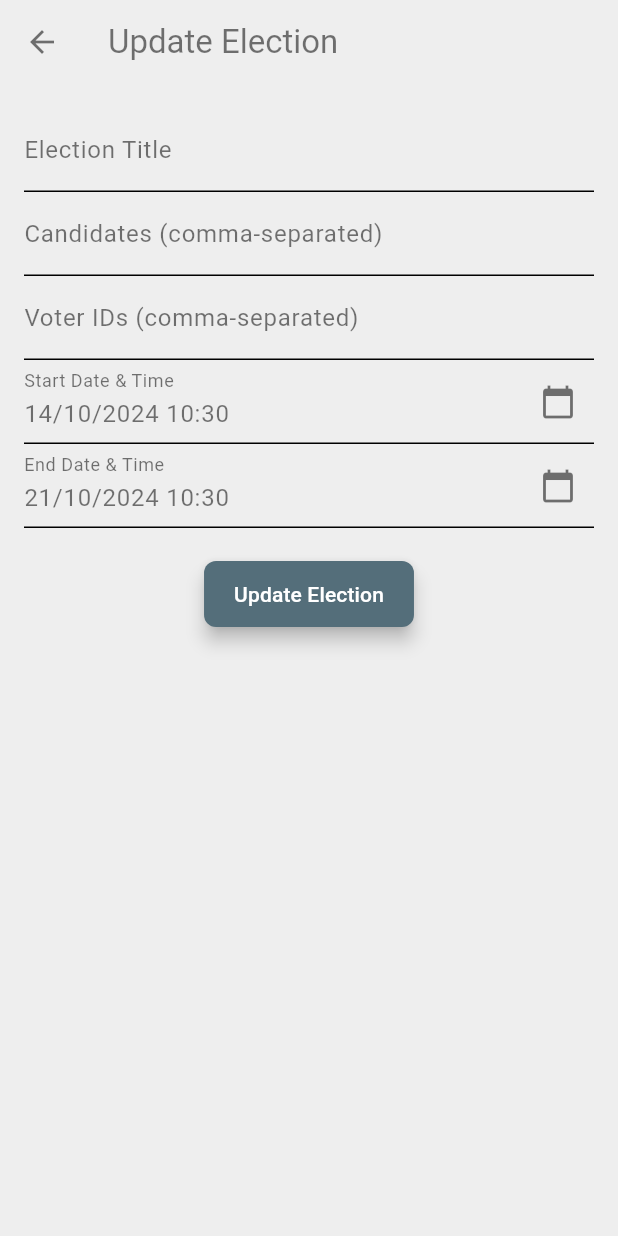
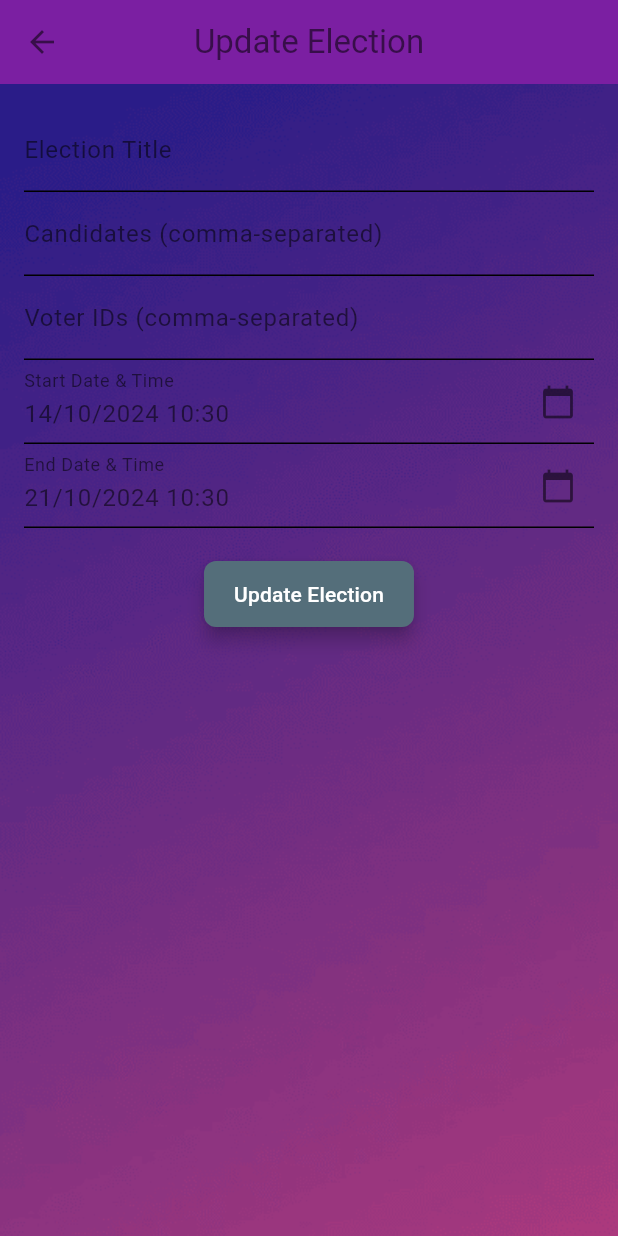
Before and after one commit to Atinuke-Manuels/Easy_Vote, a Flutter app: the UpdateElectionScreen screen opened by its route, on a phone screen of 412 x 824 dp. Run offline on Flutter 3.47's test engine with Material 3 defaults, Android fonts, the phone set to English and light mode, and no system bars; our stand-ins replace cloud_firestore, firebase_auth, firebase_core, fl_chart, responsive_builder; accounts and stored records are empty; network calls fail.

```diff
--- a/lib/constants/app_text_styles.dart
+++ b/lib/constants/app_text_styles.dart
@@ -44,7 +44,7 @@ class AppTextStyles {
     final colorScheme = Theme.of(context).colorScheme;
     return TextStyle(
       fontSize: 16,
-      color: colorScheme.error,  // Use onSurface color directly
+      color: colorScheme.onSecondary,  // Use onSurface color directly
     );
   }
 
--- a/lib/screens/mobile_screens/admin/admin_login_screen.dart
+++ b/lib/screens/mobile_screens/admin/admin_login_screen.dart
@@ -50,6 +50,7 @@ class _AdminLoginScreenState extends State<AdminLoginScreen> {
         return StatefulBuilder(
           builder: (BuildContext context, StateSetter setState) {
             return AlertDialog(
+              backgroundColor: Theme.of(context).colorScheme.onPrimaryFixed,
               title: Text("Retrieve Voter ID"),
               content: Column(
                 mainAxisSize: MainAxisSize.min,
@@ -59,7 +60,7 @@ class _AdminLoginScreenState extends State<AdminLoginScreen> {
                     labelText: 'Email',
                     prefix: Icons.email_outlined,
                   ),
-                  SizedBox(height: 15),
+                  SizedBox(height: 5),
                   CustomTextField(
                     controller: _retrievePasswordController,
                     labelText: 'Password',
--- a/lib/screens/mobile_screens/voter/update_elections_screen.dart
+++ b/lib/screens/mobile_screens/voter/update_elections_screen.dart
@@ -187,8 +187,21 @@ class _UpdateElectionScreenState extends State<UpdateElectionScreen> {
   Widget build(BuildContext context) {
     return Scaffold(
       backgroundColor: Theme.of(context).colorScheme.surface,
-      appBar: AppBar(title: Text('Update Election')),
-      body: Padding(
+      appBar: AppBar(title: Text('Update Election'),
+        centerTitle: true,
+        backgroundColor: Theme.of(context).colorScheme.onPrimaryFixed,
+        elevation: 0,
+      ),
+      body: Container(
+        width: double.infinity,
+        height: double.infinity,
+        decoration: const BoxDecoration(
+            image: DecorationImage(
+              image: AssetImage("assets/evbg1.png"),
+              fit: BoxFit.cover,
+            )
+        ),
+        child: Padding(
           padding: const EdgeInsets.all(16.0),
           child: SingleChildScrollView(
             reverse: false,
@@ -250,6 +263,7 @@ class _UpdateElectionScreenState extends State<UpdateElectionScreen> {
             ),
           ),
         ),
+      ),
     );
   }
 }
--- a/lib/themes/dark_mode.dart
+++ b/lib/themes/dark_mode.dart
@@ -6,12 +6,12 @@ ThemeData darkMode = ThemeData(
       primary: Colors.blueGrey.shade200,
       secondary: Colors.grey.shade700,
       surface: Colors.grey.shade800,
-      error: Colors.white,
+      error: Colors.red,
       onPrimary: Colors.black,
       onSecondary: Colors.white,
      // onSurface: Colors.white,
       onError: Colors.black,
       tertiary: Colors.grey.shade600,
-      inversePrimary: Colors.greenAccent,
+      inversePrimary: Colors.white,
       onPrimaryFixed: Colors.purple.shade700),
 );
--- a/lib/widgets/CustomButton.dart
+++ b/lib/widgets/CustomButton.dart
@@ -14,11 +14,11 @@ class CustomButton extends StatelessWidget {
       onPressed: onPressed,
       style: ElevatedButton.styleFrom(
         backgroundColor: Theme.of(context).colorScheme.onPrimaryFixed, // Use the secondary color for buttons
-        foregroundColor: Theme.of(context).colorScheme.error,
+        foregroundColor: Theme.of(context).colorScheme.onSecondary,
         minimumSize: Size(280, 70),
         shape: RoundedRectangleBorder(
 
-          side: BorderSide(color:Theme.of(context).colorScheme.error, width:3),
+          side: BorderSide(color:Theme.of(context).colorScheme.onSecondary, width:3),
           borderRadius: BorderRadius.circular(40)
         )
       ),
--- a/lib/widgets/CustomTextField.dart
+++ b/lib/widgets/CustomTextField.dart
@@ -41,7 +41,7 @@ class _CustomTextFieldState extends State<CustomTextField> {
         // Use the primary color for labels
         prefixIcon: Icon(
           widget.prefix,
-          color: Theme.of(context).colorScheme.error,
+          color: Theme.of(context).colorScheme.onSecondary,
         ),
         suffixIcon: widget.isPassword || widget.isConfirmPassword
             ? IconButton(
--- a/lib/widgets/my_drawer.dart
+++ b/lib/widgets/my_drawer.dart
@@ -95,7 +95,8 @@ class MyDrawer extends StatelessWidget {
       context: context,
       builder: (BuildContext context) {
         return AlertDialog(
-          title: Text("Logout", style: AppTextStyles.headingStyle(context)), // Use heading style for title
+          backgroundColor: Theme.of(context).colorScheme.onPrimaryFixed,
+          title: Text("Logout", style: AppTextStyles.headingStyle(context), textAlign: TextAlign.center,), // Use heading style for title
           content: Text("Are you sure you want to logout?",
               style: AppTextStyles.bodyTextStyle(context)), // Use body style for content
           actions: [
```
Also changed, not shown: lib/screens/mobile_screens/auth/login_screen.dart (+18 -6 lines), lib/screens/mobile_screens/voter/home_screen.dart (+12 -6 lines), lib/services/firebase_service.dart (+23 -4 lines). Lines whose indentation alone changed are shown as unchanged.
